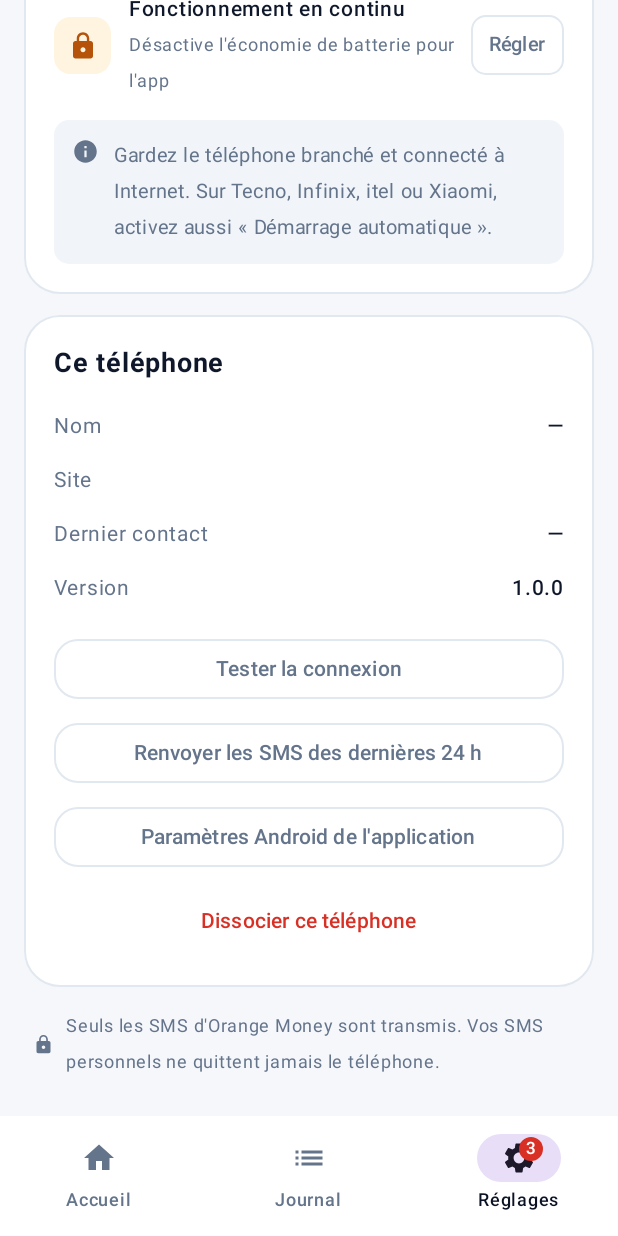
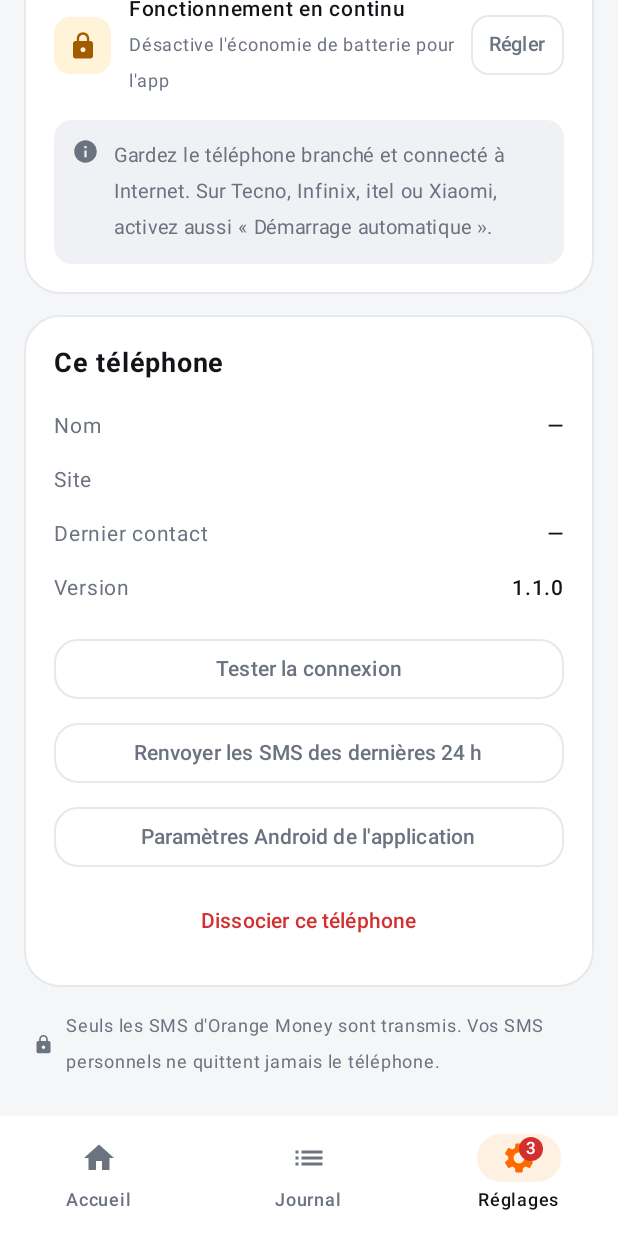
Before and after one commit to mr-flash87/flashdepot, an Android app built with Jetpack Compose: the composable HomeScreen shown on its own in the app's theme, item 3 of the bottom bar chosen, scrolled down 374 dp, on a phone screen of 412 x 824 dp. Run offline under Robolectric (Android 15) with nearby library versions, the phone set to English and light mode, and no system bars.

Commit message:
Connexion séparée agents / distributeur ; nouveau design de l'appli SMS
- Page de connexion agent : plus de lien vers l'espace distributeur (et inversement).
- Application Android 1.1.0 aux couleurs du site : thème orange, logo flèches,
  grande carte d'état en dégradé, cartes de chiffres, nouvelle icône.

Co-Authored-By: Claude Opus 5.5 <noreply@anthropic.com>
Claude-Session: https://claude.ai/code/session_01H27MHFC4wzwSGwYScTdsH8

```diff
--- a/android/app/build.gradle.kts
+++ b/android/app/build.gradle.kts
@@ -12,8 +12,8 @@ android {
         applicationId = "com.flashdepot.gateway"
         minSdk = 23
         targetSdk = 35
-        versionCode = 1
-        versionName = "1.0.0"
+        versionCode = 2
+        versionName = "1.1.0"
     }
 
     // Clé de signature fixe (fournie par GitHub via le secret ANDROID_KEYSTORE_B64) :
--- a/android/app/src/main/java/com/flashpay/gateway/MainActivity.kt
+++ b/android/app/src/main/java/com/flashpay/gateway/MainActivity.kt
@@ -257,15 +257,15 @@ private fun HeaderBand(title: String, subtitle: String, trailing: @Composable ()
     Box(
         Modifier
             .fillMaxWidth()
-            .background(Brush.linearGradient(listOf(Brand.Navy, Color(0xFF13306E), Brand.Blue)))
+            .background(Brush.linearGradient(listOf(Brand.Orange2, Brand.Orange, Brand.OrangeDeep)))
             .statusBarsPadding()
             .padding(start = 20.dp, end = 8.dp, top = 14.dp, bottom = 26.dp)
     ) {
         Row(verticalAlignment = Alignment.CenterVertically) {
             Box(
-                Modifier.size(44.dp).clip(RoundedCornerShape(13.dp)).background(Color.White.copy(alpha = 0.14f)),
+                Modifier.size(46.dp).clip(RoundedCornerShape(14.dp)).background(Color.White.copy(alpha = 0.2f)),
                 contentAlignment = Alignment.Center
-            ) { Icon(Icons.Filled.Email, null, tint = Color.White, modifier = Modifier.size(24.dp)) }
+            ) { Text("⇅", color = Color.White, fontWeight = FontWeight.Black, fontSize = 24.sp) }
             Spacer(Modifier.width(12.dp))
             Column(Modifier.weight(1f)) {
                 Text(title, color = Color.White, fontWeight = FontWeight.Bold, fontSize = 19.sp, maxLines = 1, overflow = TextOverflow.Ellipsis)
@@ -448,7 +448,7 @@ fun HomeScreen(
                                 BigStat("SMS transmis", state.sentToday.toString(), "aujourd'hui", Icons.Filled.Email, Modifier.weight(1f))
                             }
                             Row(horizontalArrangement = Arrangement.spacedBy(12.dp)) {
-                                BigStat("En attente", state.pending.toString(), "d'envoi au site", Icons.Filled.Refresh, Modifier.weight(1f), if (state.pending > 0) Brand.Amber else null)
+                                BigStat("En attente", state.pending.toString(), "d'envoi au site", Icons.Filled.Refresh, Modifier.weight(1f), if (state.pending > 0) Brand.Amber else Brand.Green)
                                 BigStat("Dernier contact", if (state.lastSync > 0) relative(state.lastSync) else "—", "avec le site", Icons.Filled.CheckCircle, Modifier.weight(1f))
                             }
                             if (todo > 0) {
@@ -491,6 +491,13 @@ fun HomeScreen(
             ).forEach { (label, icon, i) ->
                 NavigationBarItem(
                     selected = tab == i, onClick = { tab = i },
+                    colors = androidx.compose.material3.NavigationBarItemDefaults.colors(
+                        selectedIconColor = Brand.Orange,
+                        selectedTextColor = MaterialTheme.colorScheme.onSurface,
+                        indicatorColor = MaterialTheme.colorScheme.primaryContainer,
+                        unselectedIconColor = MaterialTheme.colorScheme.onSurfaceVariant,
+                        unselectedTextColor = MaterialTheme.colorScheme.onSurfaceVariant,
+                    ),
                     icon = {
                         if (i == 3 && todo > 0) BadgedBox(badge = { Badge { Text(todo.toString()) } }) { Icon(icon, label) }
                         else Icon(icon, label)
@@ -514,17 +521,24 @@ fun HomeScreen(
     }
 }
 
+/** Logo FlashDépôt : carré orange arrondi avec les flèches dépôt / remboursement. */
+@Composable
+private fun LogoMark(size: Int = 40) {
+    Box(
+        Modifier.size(size.dp).clip(RoundedCornerShape((size * 0.3).dp))
+            .background(Brush.linearGradient(listOf(Brand.Orange2, Brand.Orange))),
+        contentAlignment = Alignment.Center
+    ) { Text("⇅", color = Color.White, fontWeight = FontWeight.Black, fontSize = (size * 0.5).sp) }
+}
+
 /** Barre du haut claire, grand titre (style tableau de bord). */
 @Composable
 private fun TopBar(title: String, subtitle: String, actions: @Composable () -> Unit) {
     Column(Modifier.fillMaxWidth().statusBarsPadding().padding(start = 20.dp, end = 16.dp, top = 12.dp, bottom = 16.dp)) {
         Row(verticalAlignment = Alignment.CenterVertically) {
-            Box(
-                Modifier.size(38.dp).clip(RoundedCornerShape(11.dp)).background(Brand.Blue),
-                contentAlignment = Alignment.Center
-            ) { Icon(Icons.Filled.Email, null, tint = Color.White, modifier = Modifier.size(20.dp)) }
+            LogoMark(40)
             Spacer(Modifier.width(10.dp))
-            Text("FlashDépôt", fontWeight = FontWeight.Bold, fontSize = 18.sp, modifier = Modifier.weight(1f))
+            Text("FlashDépôt", fontWeight = FontWeight.ExtraBold, fontSize = 21.sp, modifier = Modifier.weight(1f))
             actions()
         }
         Spacer(Modifier.height(18.dp))
@@ -555,12 +569,13 @@ private fun BigStat(label: String, value: String, sub: String, icon: ImageVector
         Column(Modifier.padding(16.dp)) {
             Row(verticalAlignment = Alignment.CenterVertically) {
                 Text(label, fontSize = 13.sp, color = MaterialTheme.colorScheme.onSurfaceVariant, modifier = Modifier.weight(1f), maxLines = 2)
-                Box(Modifier.size(32.dp).clip(CircleShape).background(Brand.BlueSoft), contentAlignment = Alignment.Center) {
-                    Icon(icon, null, tint = accent ?: Brand.Blue, modifier = Modifier.size(17.dp))
+                val chip = when (accent) { Brand.Green -> Brand.GreenSoft; Brand.Amber -> Brand.AmberSoft; Brand.Red -> Brand.RedSoft; else -> Brand.OrangeSoft }
+                Box(Modifier.size(38.dp).clip(CircleShape).background(chip), contentAlignment = Alignment.Center) {
+                    Icon(icon, null, tint = accent ?: Brand.Orange, modifier = Modifier.size(19.dp))
                 }
             }
             Spacer(Modifier.height(10.dp))
-            Text(value, fontWeight = FontWeight.ExtraBold, fontSize = 30.sp, color = accent ?: MaterialTheme.colorScheme.onSurface, maxLines = 1)
+            Text(value, fontWeight = FontWeight.ExtraBold, fontSize = 26.sp, color = MaterialTheme.colorScheme.onSurface, maxLines = 1, overflow = TextOverflow.Ellipsis)
             Text(sub, fontSize = 12.sp, color = MaterialTheme.colorScheme.onSurfaceVariant, maxLines = 1)
         }
     }
@@ -616,31 +631,40 @@ private fun StatusCard(state: UiState) {
     val pulse = rememberInfiniteTransition(label = "pulse")
     val a by pulse.animateFloat(0.35f, 1f, infiniteRepeatable(tween(1100), RepeatMode.Reverse), label = "a")
 
-    SectionCard {
+    val gradient = when (health) {
+        Health.OK -> listOf(Brand.Orange2, Brand.Orange, Brand.OrangeDeep)
+        Health.WARN -> listOf(Color(0xFFE09A1B), Color(0xFFC77700))
+        Health.ERROR -> listOf(Color(0xFFE45050), Color(0xFFC62828))
+    }
+    Column(
+        Modifier.fillMaxWidth().clip(RoundedCornerShape(26.dp)).background(Brush.linearGradient(gradient)).padding(22.dp)
+    ) {
         Row(verticalAlignment = Alignment.CenterVertically) {
-            Box(Modifier.size(56.dp).clip(CircleShape).background(bg), contentAlignment = Alignment.Center) {
-                Icon(
-                    if (health == Health.OK) Icons.Filled.CheckCircle else Icons.Filled.Warning, null,
-                    tint = fg, modifier = Modifier.size(30.dp)
-                )
+            Box(Modifier.size(9.dp).alpha(if (health == Health.OK) a else 1f).clip(CircleShape).background(Color.White))
+            Spacer(Modifier.width(8.dp))
+            Text(title, fontWeight = FontWeight.SemiBold, fontSize = 14.sp, color = Color.White.copy(alpha = 0.92f))
+        }
+        Spacer(Modifier.height(6.dp))
+        Text(
+            if (health == Health.OK) "${state.sentToday} SMS" else if (health == Health.ERROR) "À régler" else "Hors ligne",
+            fontWeight = FontWeight.ExtraBold, fontSize = 36.sp, color = Color.White
+        )
+        Text(
+            if (health == Health.OK) "transmis aujourd'hui · ${state.matchedToday} opération(s) reconnue(s)" else detail,
+            fontSize = 13.sp, color = Color.White.copy(alpha = 0.9f), maxLines = 3, overflow = TextOverflow.Ellipsis
+        )
+        Spacer(Modifier.height(16.dp))
+        Row(
+            Modifier.fillMaxWidth().clip(RoundedCornerShape(16.dp)).background(Color.White.copy(alpha = 0.16f)).padding(horizontal = 14.dp, vertical = 10.dp)
+        ) {
+            Column(Modifier.weight(1f)) {
+                Text("Dernier contact", color = Color.White.copy(alpha = 0.8f), fontSize = 12.sp)
+                Text(if (state.lastSync > 0) relative(state.lastSync) else "—", fontWeight = FontWeight.Bold, fontSize = 14.sp, color = Color.White)
             }
-            Spacer(Modifier.width(14.dp))
             Column(Modifier.weight(1f)) {
-                Row(verticalAlignment = Alignment.CenterVertically) {
-                    Box(Modifier.size(9.dp).alpha(if (health == Health.OK) a else 1f).clip(CircleShape).background(fg))
-                    Spacer(Modifier.width(7.dp))
-                    Text(title, fontWeight = FontWeight.Bold, fontSize = 18.sp, color = MaterialTheme.colorScheme.onSurface)
-                }
-                Spacer(Modifier.height(3.dp))
-                Text(detail, color = MaterialTheme.colorScheme.onSurfaceVariant, fontSize = 13.sp, maxLines = 3, overflow = TextOverflow.Ellipsis)
+                Text("Service", color = Color.White.copy(alpha = 0.8f), fontSize = 12.sp)
+                Text(if (state.serviceOn) "En marche" else "Arrêté", fontWeight = FontWeight.Bold, fontSize = 14.sp, color = Color.White)
             }
-        }
-        Spacer(Modifier.height(14.dp))
-        HorizontalDivider(color = MaterialTheme.colorScheme.outline)
-        Spacer(Modifier.height(12.dp))
-        Row {
-            InfoCell("Dernier contact", if (state.lastSync > 0) relative(state.lastSync) else "—", Modifier.weight(1f))
-            InfoCell("Service", if (state.serviceOn) "En marche" else "Arrêté", Modifier.weight(1f))
         }
     }
 }
--- a/android/app/src/main/java/com/flashpay/gateway/Theme.kt
+++ b/android/app/src/main/java/com/flashpay/gateway/Theme.kt
@@ -11,50 +11,55 @@ import androidx.compose.ui.unit.dp
 import androidx.compose.foundation.shape.RoundedCornerShape
 
 object Brand {
-    val Navy = Color(0xFF0B1224)
-    val Blue = Color(0xFF0B5FFF)
-    val BlueLight = Color(0xFF3B82F6)
-    val Green = Color(0xFF0F9D58)
-    val GreenSoft = Color(0xFFE6F6EE)
-    val Amber = Color(0xFFB45309)
-    val AmberSoft = Color(0xFFFFF4E0)
-    val Red = Color(0xFFD93025)
-    val RedSoft = Color(0xFFFDECEA)
-    val BlueSoft = Color(0xFFE8EFFF)
+    // Mêmes couleurs que le site FlashDépôt.
+    val Orange = Color(0xFFFF6A00)
+    val Orange2 = Color(0xFFFF8A1F)
+    val OrangeDeep = Color(0xFFF05200)
+    val OrangeSoft = Color(0xFFFFF0E4)
+    val Navy = Color(0xFF121418)
+    val Blue = Orange          // ancien nom : accent principal
+    val BlueLight = Orange2
+    val BlueSoft = OrangeSoft
+    val Green = Color(0xFF12804A)
+    val GreenSoft = Color(0xFFE4F5EC)
+    val Amber = Color(0xFFA15C00)
+    val AmberSoft = Color(0xFFFFF3D9)
+    val Red = Color(0xFFD32F2F)
+    val RedSoft = Color(0xFFFDECEC)
 }
 
 private val LightColors = lightColorScheme(
-    primary = Brand.Blue,
+    primary = Brand.Orange,
     onPrimary = Color.White,
-    primaryContainer = Brand.BlueSoft,
-    onPrimaryContainer = Color(0xFF0A3A99),
+    primaryContainer = Brand.OrangeSoft,
+    onPrimaryContainer = Color(0xFF7A2E00),
     secondary = Brand.Navy,
-    background = Color(0xFFF5F7FB),
-    onBackground = Color(0xFF0F172A),
+    background = Color(0xFFF5F6F8),
+    onBackground = Color(0xFF121418),
     surface = Color.White,
-    onSurface = Color(0xFF0F172A),
-    surfaceVariant = Color(0xFFF1F5F9),
-    onSurfaceVariant = Color(0xFF64748B),
-    outline = Color(0xFFE2E8F0),
-    outlineVariant = Color(0xFFE2E8F0),
+    onSurface = Color(0xFF121418),
+    surfaceVariant = Color(0xFFF0F1F4),
+    onSurfaceVariant = Color(0xFF6B7280),
+    outline = Color(0xFFE7E8EC),
+    outlineVariant = Color(0xFFE7E8EC),
     error = Brand.Red,
 )
 
 private val DarkColors = darkColorScheme(
-    primary = Color(0xFF6EA0FF),
-    onPrimary = Color(0xFF00225F),
-    primaryContainer = Color(0xFF16264A),
-    onPrimaryContainer = Color(0xFFD7E3FF),
+    primary = Brand.Orange2,
+    onPrimary = Color.White,
+    primaryContainer = Color(0xFF3A2310),
+    onPrimaryContainer = Color(0xFFFFDCC2),
     secondary = Color(0xFFCBD5E1),
-    background = Color(0xFF0B1020),
-    onBackground = Color(0xFFE6EAF3),
-    surface = Color(0xFF121A2E),
-    onSurface = Color(0xFFE6EAF3),
-    surfaceVariant = Color(0xFF1A2440),
-    onSurfaceVariant = Color(0xFF94A3B8),
-    outline = Color(0xFF22304D),
-    outlineVariant = Color(0xFF22304D),
-    error = Color(0xFFFF8A80),
+    background = Color(0xFF0F1115),
+    onBackground = Color(0xFFEEF0F3),
+    surface = Color(0xFF181B21),
+    onSurface = Color(0xFFEEF0F3),
+    surfaceVariant = Color(0xFF20242B),
+    onSurfaceVariant = Color(0xFF9AA1AD),
+    outline = Color(0xFF2A2F37),
+    outlineVariant = Color(0xFF2A2F37),
+    error = Color(0xFFFF6B6B),
 )
 
 @Composable
@@ -62,9 +67,9 @@ fun GatewayTheme(content: @Composable () -> Unit) {
     MaterialTheme(
         colorScheme = if (isSystemInDarkTheme()) DarkColors else LightColors,
         shapes = Shapes(
-            small = RoundedCornerShape(10.dp),
+            small = RoundedCornerShape(12.dp),
             medium = RoundedCornerShape(16.dp),
-            large = RoundedCornerShape(22.dp),
+            large = RoundedCornerShape(24.dp),
         ),
         content = content,
     )
--- a/android/app/src/main/res/drawable/ic_launcher.xml
+++ b/android/app/src/main/res/drawable/ic_launcher.xml
@@ -4,7 +4,7 @@
     <item>
         <shape android:shape="rectangle">
             <corners android:radius="12dp"/>
-            <gradient android:startColor="#3B82F6" android:endColor="#0B4FD6" android:angle="270"/>
+            <gradient android:startColor="#FF8A1F" android:endColor="#F05200" android:angle="315"/>
             <size android:width="48dp" android:height="48dp"/>
         </shape>
     </item>
--- a/android/app/src/main/res/values/colors.xml
+++ b/android/app/src/main/res/values/colors.xml
@@ -1,4 +1,4 @@
 <?xml version="1.0" encoding="utf-8"?>
 <resources>
-    <color name="ic_launcher_bg">#0B5FFF</color>
+    <color name="ic_launcher_bg">#FF6A00</color>
 </resources>
```
Also changed, not shown: android/app/src/main/res/drawable/ic_launcher_fg.xml (+7 -10 lines), 2 other files.
